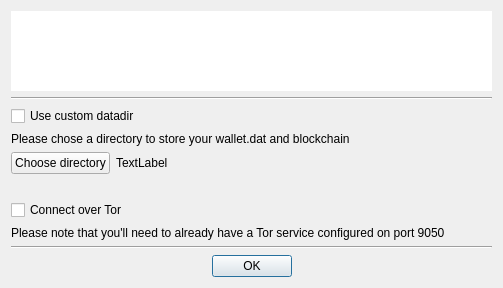
Old version of the form src/createzcashconfdialog.ui in the repository z-bitcoinz/BitcoinZ_Blue.
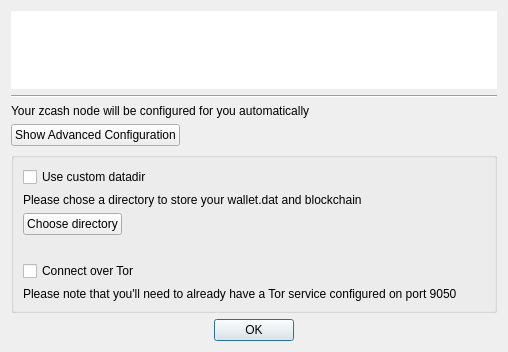
New version of the form. Custom widgets are drawn as their Qt base class.

Commit message: Show/Hide advanced config

What changed in the file:
```diff
--- a/src/createzcashconfdialog.ui
+++ b/src/createzcashconfdialog.ui
@@ -6,28 +6,14 @@
    <rect>
     <x>0</x>
     <y>0</y>
-    <width>503</width>
-    <height>288</height>
+    <width>508</width>
+    <height>352</height>
    </rect>
   </property>
   <property name="windowTitle">
    <string>Configure zcash.conf</string>
   </property>
   <layout class="QGridLayout" name="gridLayout">
-   <item row="1" column="1">
-    <widget class="Line" name="line">
-     <property name="orientation">
-      <enum>Qt::Horizontal</enum>
-     </property>
-    </widget>
-   </item>
-   <item row="3" column="1">
-    <widget class="QLabel" name="label_2">
-     <property name="text">
-      <string>Please chose a directory to store your wallet.dat and blockchain</string>
-     </property>
-    </widget>
-   </item>
    <item row="0" column="1">
     <widget class="FilledIconLabel" name="lblTopIcon">
      <property name="sizePolicy">
@@ -47,31 +33,40 @@
      </property>
     </widget>
    </item>
-   <item row="7" column="1">
-    <widget class="QCheckBox" name="chkUseTor">
-     <property name="text">
-      <string>Connect over Tor</string>
+   <item row="1" column="1">
+    <widget class="Line" name="line">
+     <property name="orientation">
+      <enum>Qt::Horizontal</enum>
      </property>
     </widget>
    </item>
-   <item row="5" column="1">
-    <layout class="QHBoxLayout" name="horizontalLayout">
+   <item row="6" column="1">
+    <widget class="QDialogButtonBox" name="buttonBox">
+     <property name="orientation">
+      <enum>Qt::Horizontal</enum>
+     </property>
+     <property name="standardButtons">
+      <set>QDialogButtonBox::Ok</set>
+     </property>
+     <property name="centerButtons">
+      <bool>true</bool>
+     </property>
+    </widget>
+   </item>
+   <item row="3" column="1">
+    <layout class="QHBoxLayout" name="horizontalLayout_3">
      <item>
-      <widget class="QPushButton" name="btnPickDir">
+      <widget class="QPushButton" name="btnAdvancedConfig">
        <property name="text">
-        <string>Choose directory</string>
+        <string>Show Advanced Configuration</string>
        </property>
-      </widget>
-     </item>
-     <item>
-      <widget class="QLabel" name="lblDirName">
-       <property name="text">
-        <string notr="true">TextLabel</string>
+       <property name="checkable">
+        <bool>true</bool>
        </property>
       </widget>
      </item>
      <item>
-      <spacer name="horizontalSpacer">
+      <spacer name="horizontalSpacer_2">
        <property name="orientation">
         <enum>Qt::Horizontal</enum>
        </property>
@@ -85,45 +80,89 @@
      </item>
     </layout>
    </item>
-   <item row="6" column="1">
-    <widget class="QLabel" name="label_4">
-     <property name="text">
-      <string notr="true"/>
-     </property>
-    </widget>
-   </item>
-   <item row="10" column="1">
-    <widget class="QDialogButtonBox" name="buttonBox">
-     <property name="orientation">
-      <enum>Qt::Horizontal</enum>
-     </property>
-     <property name="standardButtons">
-      <set>QDialogButtonBox::Ok</set>
-     </property>
-     <property name="centerButtons">
-      <bool>true</bool>
-     </property>
-    </widget>
-   </item>
    <item row="2" column="1">
-    <widget class="QCheckBox" name="chkCustomDatadir">
+    <widget class="QLabel" name="label">
      <property name="text">
-      <string>Use custom datadir</string>
+      <string>Your zcash node will be configured for you automatically</string>
      </property>
-    </widget>
-   </item>
-   <item row="8" column="1">
-    <widget class="QLabel" name="label_5">
-     <property name="text">
-      <string>Please note that you'll need to already have a Tor service configured on port 9050</string>
+     <property name="alignment">
+      <set>Qt::AlignLeading|Qt::AlignLeft|Qt::AlignVCenter</set>
      </property>
     </widget>
    </item>
-   <item row="9" column="1">
-    <widget class="Line" name="line_2">
-     <property name="orientation">
-      <enum>Qt::Horizontal</enum>
+   <item row="4" column="1">
+    <widget class="QGroupBox" name="grpAdvanced">
+     <property name="title">
+      <string/>
      </property>
+     <layout class="QGridLayout" name="gridLayout_2">
+      <item row="0" column="0">
+       <widget class="QCheckBox" name="chkCustomDatadir">
+        <property name="text">
+         <string>Use custom datadir</string>
+        </property>
+       </widget>
+      </item>
+      <item row="1" column="0">
+       <widget class="QLabel" name="label_2">
+        <property name="text">
+         <string>Please chose a directory to store your wallet.dat and blockchain</string>
+        </property>
+       </widget>
+      </item>
+      <item row="2" column="0">
+       <layout class="QHBoxLayout" name="horizontalLayout">
+        <item>
+         <widget class="QPushButton" name="btnPickDir">
+          <property name="text">
+           <string>Choose directory</string>
+          </property>
+         </widget>
+        </item>
+        <item>
+         <widget class="QLabel" name="lblDirName">
+          <property name="text">
+           <string notr="true"/>
+          </property>
+         </widget>
+        </item>
+        <item>
+         <spacer name="horizontalSpacer">
+          <property name="orientation">
+           <enum>Qt::Horizontal</enum>
+          </property>
+          <property name="sizeHint" stdset="0">
+           <size>
+            <width>40</width>
+            <height>20</height>
+           </size>
+          </property>
+         </spacer>
+        </item>
+       </layout>
+      </item>
+      <item row="3" column="0">
+       <widget class="QLabel" name="label_4">
+        <property name="text">
+         <string notr="true"/>
+        </property>
+       </widget>
+      </item>
+      <item row="4" column="0">
+       <widget class="QCheckBox" name="chkUseTor">
+        <property name="text">
+         <string>Connect over Tor</string>
+        </property>
+       </widget>
+      </item>
+      <item row="5" column="0">
+       <widget class="QLabel" name="label_5">
+        <property name="text">
+         <string>Please note that you'll need to already have a Tor service configured on port 9050</string>
+        </property>
+       </widget>
+      </item>
+     </layout>
     </widget>
    </item>
   </layout>
```
The commit also changes 2 other files.
